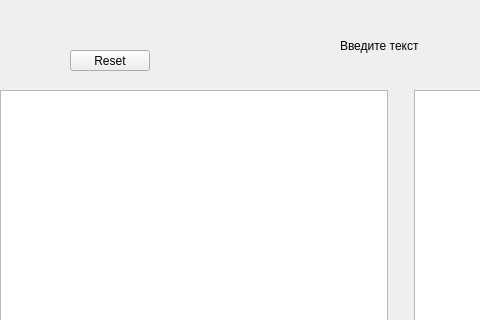
Above: ToxicWork/mainwindow.ui from KozlovIA/Qt_Cpp before the change; both pictures show x 0 to 480 and y 0 to 320 of the 803 by 604 pixel window. Below: the same form after it.
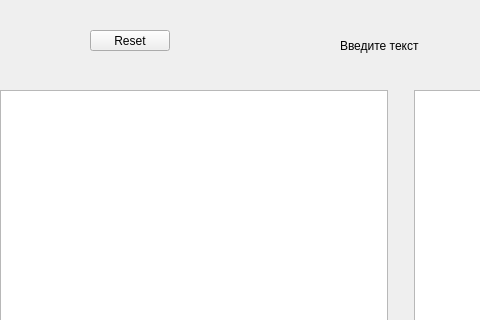
That is the form after the change.

What changed in the file:
```diff
--- a/ToxicWork/mainwindow.ui
+++ b/ToxicWork/mainwindow.ui
@@ -61,8 +61,8 @@
    <widget class="QPushButton" name="ResetButton">
     <property name="geometry">
      <rect>
-      <x>70</x>
-      <y>50</y>
+      <x>90</x>
+      <y>30</y>
       <width>80</width>
       <height>21</height>
      </rect>
```
Left out of the diff: 6 changed lines with no effect on the pictures.
